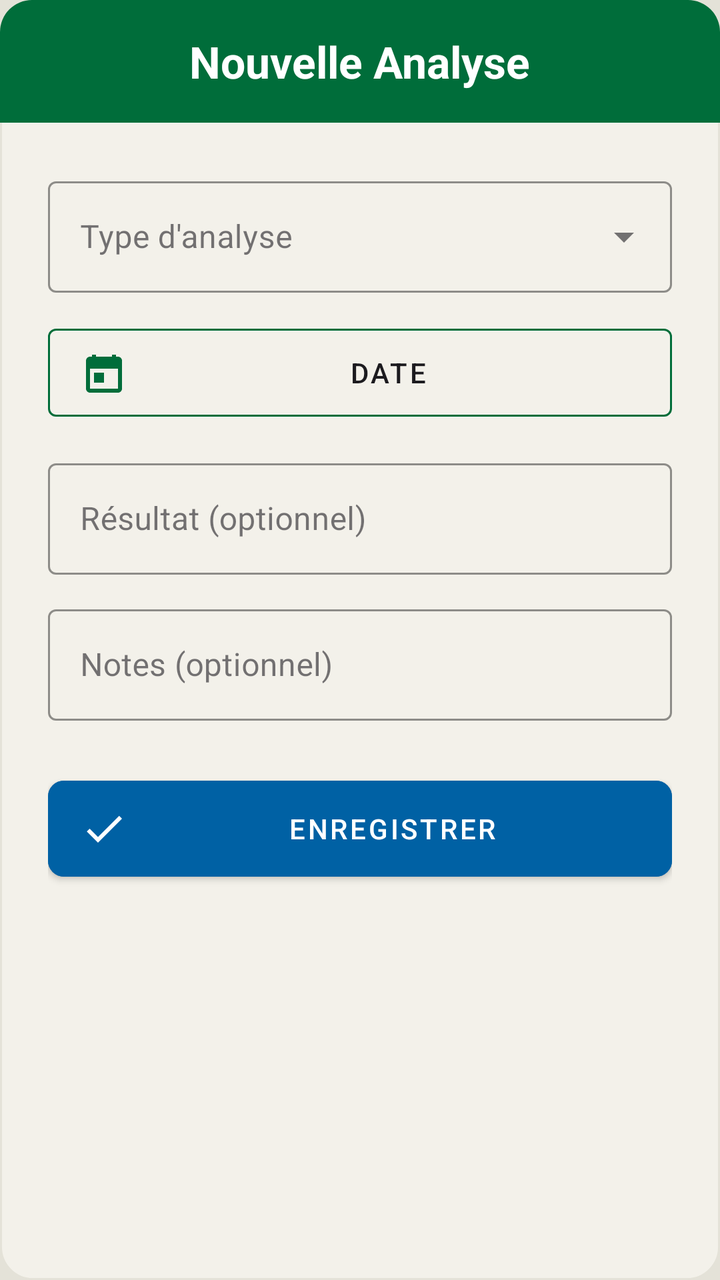
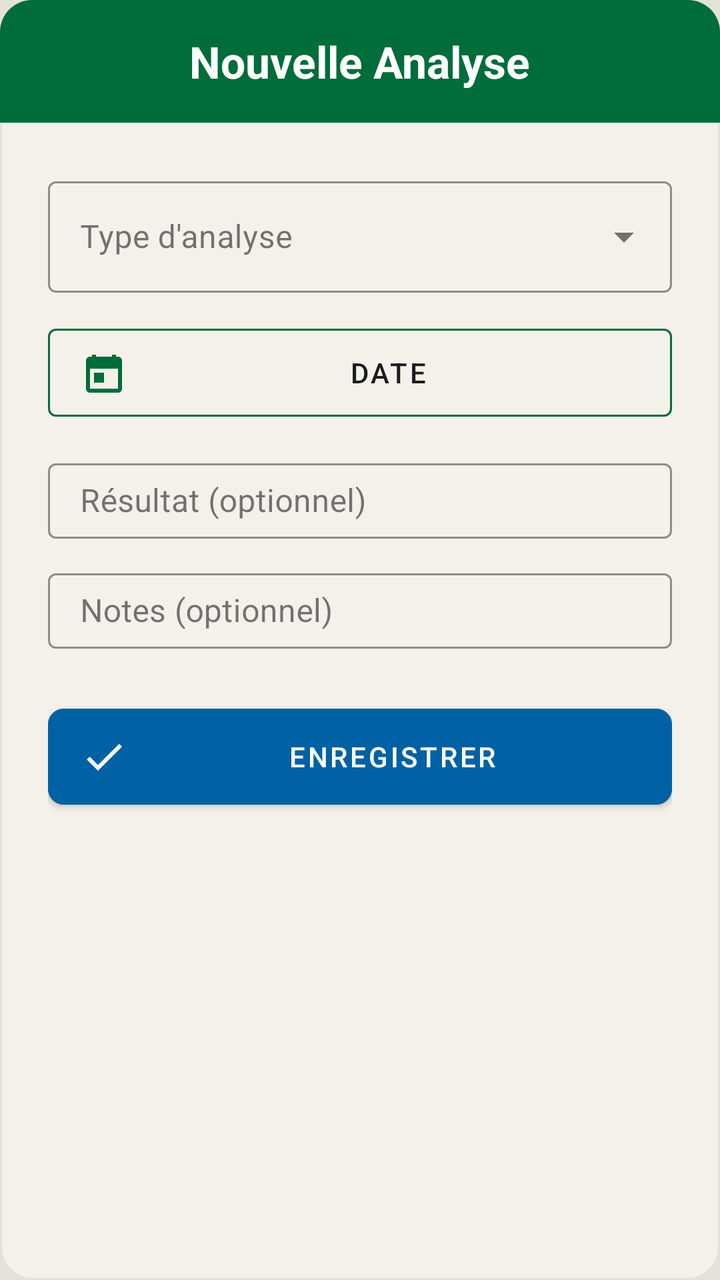

Screens rendered from an Android XML layout before and after an edit, with the pre-edit source and the edit as a unified diff.
<!-- AndroidManifest.xml: application theme Theme.Poulailler_copilot -->
<!-- res/layout/dialog_add_lab_analysis.xml -->
<?xml version="1.0" encoding="utf-8"?>
<LinearLayout xmlns:android="http://schemas.android.com/apk/res/android"
    xmlns:app="http://schemas.android.com/apk/res-auto"
    android:layout_width="match_parent"
    android:layout_height="wrap_content"
    android:orientation="vertical"
    android:background="@drawable/bg_dialog_dark">

    <LinearLayout
        android:layout_width="match_parent"
        android:layout_height="wrap_content"
        android:background="@drawable/bg_dialog_header"
        android:padding="16dp"
        android:gravity="center">
        <TextView
            android:layout_width="wrap_content"
            android:layout_height="wrap_content"
            android:text="Nouvelle Analyse"
            android:textColor="@color/white"
            android:textSize="22sp"
            android:textStyle="bold"/>
    </LinearLayout>

    <LinearLayout
        android:layout_width="match_parent"
        android:layout_height="wrap_content"
        android:orientation="vertical"
        android:padding="24dp">

        <com.google.android.material.textfield.TextInputLayout
            android:id="@+id/tilAnalysisType"
            style="@style/Widget.MaterialComponents.TextInputLayout.OutlinedBox.ExposedDropdownMenu"
            android:layout_width="match_parent"
            android:layout_height="wrap_content"
            android:hint="Type d'analyse"
            android:layout_marginBottom="12dp"
            app:hintTextColor="@color/text_secondary"
            app:boxStrokeColor="@color/primary">
            <AutoCompleteTextView android:id="@+id/actvAnalysisType" android:layout_width="match_parent" android:layout_height="wrap_content" android:inputType="none" android:textColor="@color/text_primary" />
        </com.google.android.material.textfield.TextInputLayout>

        <com.google.android.material.button.MaterialButton
            android:id="@+id/btnSelectAnalysisDate"
            android:layout_width="match_parent"
            android:layout_height="56dp"
            android:text="Date"
            style="@style/Widget.MaterialComponents.Button.OutlinedButton"
            android:textColor="@color/text_primary"
            app:strokeColor="@color/primary"
            app:icon="@drawable/ic_calendar"
            app:iconTint="@color/primary"
            android:layout_marginBottom="12dp"/>

        <com.google.android.material.textfield.TextInputLayout
            android:layout_width="match_parent"
            android:layout_height="wrap_content"
            android:hint="Résultat (optionnel)"
            style="@style/Widget.MaterialComponents.TextInputLayout.OutlinedBox"
            android:layout_marginBottom="12dp"
            app:hintTextColor="@color/text_secondary"
            app:boxStrokeColor="@color/primary">
            <com.google.android.material.textfield.TextInputEditText
                android:id="@+id/etAnalysisResult"
                android:layout_width="match_parent"
                android:layout_height="wrap_content"
                android:textColor="@color/text_primary" />
        </com.google.android.material.textfield.TextInputLayout>

        <com.google.android.material.textfield.TextInputLayout
            android:layout_width="match_parent"
            android:layout_height="wrap_content"
            android:hint="Notes (optionnel)"
            style="@style/Widget.MaterialComponents.TextInputLayout.OutlinedBox"
            android:layout_marginBottom="24dp"
            app:hintTextColor="@color/text_secondary"
            app:boxStrokeColor="@color/primary">
            <com.google.android.material.textfield.TextInputEditText
                android:id="@+id/etAnalysisNotes"
                android:layout_width="match_parent"
                android:layout_height="wrap_content"
                android:textColor="@color/text_primary" />
        </com.google.android.material.textfield.TextInputLayout>

        <com.google.android.material.button.MaterialButton
            android:id="@+id/btnSaveAnalysis"
            android:layout_width="match_parent"
            android:layout_height="60dp"
            android:text="ENREGISTRER"
            android:backgroundTint="@color/accent_blue"
            android:textColor="@color/white"
            app:cornerRadius="8dp"
            app:icon="@drawable/ic_check"
            app:iconTint="@color/white"/>
    </LinearLayout>
</LinearLayout>
<!-- resources referenced by this layout -->
<resources>
  <color name="accent_blue">#0061A4</color>
  <color name="primary">#006D3A</color>
  <color name="text_primary">#1C1B1F</color>
  <color name="text_secondary">#49454F</color>
  <color name="white">#FFFFFFFF</color>
  <!-- drawable bg_dialog_dark (drawable) -->
  <?xml version="1.0" encoding="utf-8"?>
  <shape xmlns:android="http://schemas.android.com/apk/res/android">
      <solid android:color="@color/surface" />
      <stroke
          android:width="1dp"
          android:color="@color/off_white" />
      <corners android:radius="16dp" />
  </shape>
  <!-- drawable bg_dialog_header (drawable) -->
  <?xml version="1.0" encoding="utf-8"?>
  <shape xmlns:android="http://schemas.android.com/apk/res/android">
      <solid android:color="@color/primary" />
      <corners
          android:topLeftRadius="16dp"
          android:topRightRadius="16dp" />
  </shape>
  <style name="Theme.Poulailler_copilot" parent="Theme.MaterialComponents.DayNight.NoActionBar">
          
          <item name="colorPrimary">@color/primary</item>
          <item name="colorPrimaryVariant">@color/primary_variant</item>
          <item name="colorOnPrimary">@color/white</item>
  
          
          <item name="colorSecondary">@color/secondary</item>
          <item name="colorSecondaryVariant">@color/secondary_variant</item>
          <item name="colorOnSecondary">@color/white</item>
  
          
          <item name="android:windowBackground">@color/background</item>
          <item name="colorSurface">@color/surface</item>
          <item name="colorOnSurface">@color/text_primary</item>
          <item name="colorOnSurfaceVariant">@color/text_secondary</item>
  
          
          <item name="android:textColorPrimary">@color/text_primary</item>
          <item name="android:textColorSecondary">@color/text_secondary</item>
  
          
          <item name="android:statusBarColor">?attr/colorPrimaryVariant</item>
  
          
          <item name="materialCardViewStyle">@style/Widget.App.CardView</item>
          <item name="shapeAppearanceLargeComponent">@style/ShapeAppearance.App.LargeComponent</item>
  
          
          <item name="materialAlertDialogTheme">@style/ThemeOverlay.App.MaterialAlertDialog</item>
          <item name="alertDialogTheme">@style/ThemeOverlay.App.MaterialAlertDialog</item>
      </style>
  <color name="surface">#F3F1EA</color>
  <color name="off_white">#E4E2D8</color>
  <color name="primary_variant">#004D22</color>
  <color name="secondary">#43A047</color>
  <color name="secondary_variant">#2E7D32</color>
  <color name="background">@color/off_white</color>
  <style name="Widget.App.CardView" parent="Widget.MaterialComponents.CardView">
          <item name="cardElevation">2dp</item>
          <item name="cardCornerRadius">16dp</item>
          <item name="cardBackgroundColor">@color/surface</item>
          <item name="strokeWidth">0dp</item>
      </style>
  <style name="ShapeAppearance.App.LargeComponent" parent="ShapeAppearance.MaterialComponents.LargeComponent">
          <item name="cornerFamily">rounded</item>
          <item name="cornerSize">16dp</item>
      </style>
  <style name="ThemeOverlay.App.MaterialAlertDialog" parent="ThemeOverlay.MaterialComponents.MaterialAlertDialog">
          <item name="colorSurface">@color/surface</item>
          <item name="colorOnSurface">@color/text_primary</item>
          <item name="android:textColorPrimary">@color/text_primary</item>
      </style>
  <!-- unchanged entries left out for length: 2 -->
</resources>

<!-- the commit's change to res/layout/dialog_add_lab_analysis.xml (unified diff, before → after) -->
@@ -55,11 +55,12 @@
             android:layout_width="match_parent"
             android:layout_height="wrap_content"
             android:hint="Résultat (optionnel)"
-            style="@style/Widget.MaterialComponents.TextInputLayout.OutlinedBox"
+            style="@style/Widget.MaterialComponents.TextInputLayout.OutlinedBox.Dense"
             android:layout_marginBottom="12dp"
             app:hintTextColor="@color/text_secondary"
             app:boxStrokeColor="@color/primary">
             <com.google.android.material.textfield.TextInputEditText
+        style="@style/Widget.App.TextInputEditText"
                 android:id="@+id/etAnalysisResult"
                 android:layout_width="match_parent"
                 android:layout_height="wrap_content"
@@ -70,11 +71,12 @@
             android:layout_width="match_parent"
             android:layout_height="wrap_content"
             android:hint="Notes (optionnel)"
-            style="@style/Widget.MaterialComponents.TextInputLayout.OutlinedBox"
+            style="@style/Widget.MaterialComponents.TextInputLayout.OutlinedBox.Dense"
             android:layout_marginBottom="24dp"
             app:hintTextColor="@color/text_secondary"
             app:boxStrokeColor="@color/primary">
             <com.google.android.material.textfield.TextInputEditText
+        style="@style/Widget.App.TextInputEditText"
                 android:id="@+id/etAnalysisNotes"
                 android:layout_width="match_parent"
                 android:layout_height="wrap_content"
<!-- resource entries referenced after the edit -->
@@ -22,6 +22,11 @@
           android:topLeftRadius="16dp"
           android:topRightRadius="16dp" />
   </shape>
+  <style name="Widget.App.TextInputEditText" parent="Widget.MaterialComponents.TextInputEditText.OutlinedBox.Dense">
+          <item name="android:paddingTop">8dp</item>
+          <item name="android:paddingBottom">8dp</item>
+          <item name="android:minHeight">0dp</item>
+      </style>
   <style name="Theme.Poulailler_copilot" parent="Theme.MaterialComponents.DayNight.NoActionBar">
           
           <item name="colorPrimary">@color/primary</item>
@@ -51,6 +56,10 @@
           <item name="shapeAppearanceLargeComponent">@style/ShapeAppearance.App.LargeComponent</item>
   
           
+          <item name="editTextStyle">@style/Widget.App.TextInputEditText</item>
+          <item name="textInputStyle">@style/Widget.App.TextInputLayout</item>
+  
+          
           <item name="materialAlertDialogTheme">@style/ThemeOverlay.App.MaterialAlertDialog</item>
           <item name="alertDialogTheme">@style/ThemeOverlay.App.MaterialAlertDialog</item>
       </style>
@@ -70,6 +79,7 @@
           <item name="cornerFamily">rounded</item>
           <item name="cornerSize">16dp</item>
       </style>
+  <style name="Widget.App.TextInputLayout" parent="Widget.MaterialComponents.TextInputLayout.OutlinedBox.Dense" />
   <style name="ThemeOverlay.App.MaterialAlertDialog" parent="ThemeOverlay.MaterialComponents.MaterialAlertDialog">
           <item name="colorSurface">@color/surface</item>
           <item name="colorOnSurface">@color/text_primary</item>
